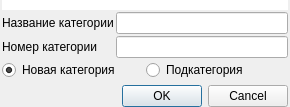
Old version of the form ui/templates ui/tree_table/add_tree_item.ui in the repository Meller008/kara.
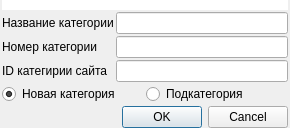
New version of the form.

Patch:
```diff
--- a/ui/templates ui/tree_table/add_tree_item.ui
+++ b/ui/templates ui/tree_table/add_tree_item.ui
@@ -7,7 +7,7 @@
     <x>0</x>
     <y>0</y>
     <width>290</width>
-    <height>107</height>
+    <height>128</height>
    </rect>
   </property>
   <property name="windowTitle">
@@ -29,41 +29,7 @@
    <property name="spacing">
     <number>2</number>
    </property>
-   <item row="3" column="0" colspan="2">
-    <layout class="QHBoxLayout" name="horizontalLayout">
-     <item>
-      <widget class="QRadioButton" name="rb_new">
-       <property name="text">
-        <string>Новая категория</string>
-       </property>
-       <property name="checked">
-        <bool>true</bool>
-       </property>
-      </widget>
-     </item>
-     <item>
-      <widget class="QRadioButton" name="rb_old">
-       <property name="text">
-        <string>Подкатегория</string>
-       </property>
-      </widget>
-     </item>
-    </layout>
-   </item>
-   <item row="1" column="1">
-    <widget class="QLineEdit" name="le_name"/>
-   </item>
-   <item row="5" column="1">
-    <widget class="QDialogButtonBox" name="buttonBox">
-     <property name="orientation">
-      <enum>Qt::Horizontal</enum>
-     </property>
-     <property name="standardButtons">
-      <set>QDialogButtonBox::Cancel|QDialogButtonBox::Ok</set>
-     </property>
-    </widget>
-   </item>
-   <item row="4" column="0">
+   <item row="5" column="0">
     <spacer name="verticalSpacer">
      <property name="orientation">
       <enum>Qt::Vertical</enum>
@@ -83,6 +49,54 @@
      </property>
     </widget>
    </item>
+   <item row="2" column="1">
+    <widget class="QLineEdit" name="le_position">
+     <property name="text">
+      <string/>
+     </property>
+    </widget>
+   </item>
+   <item row="2" column="0">
+    <widget class="QLabel" name="label">
+     <property name="text">
+      <string>Номер категории</string>
+     </property>
+    </widget>
+   </item>
+   <item row="1" column="1">
+    <widget class="QLineEdit" name="le_name"/>
+   </item>
+   <item row="6" column="1">
+    <widget class="QDialogButtonBox" name="buttonBox">
+     <property name="orientation">
+      <enum>Qt::Horizontal</enum>
+     </property>
+     <property name="standardButtons">
+      <set>QDialogButtonBox::Cancel|QDialogButtonBox::Ok</set>
+     </property>
+    </widget>
+   </item>
+   <item row="4" column="0" colspan="2">
+    <layout class="QHBoxLayout" name="horizontalLayout">
+     <item>
+      <widget class="QRadioButton" name="rb_new">
+       <property name="text">
+        <string>Новая категория</string>
+       </property>
+       <property name="checked">
+        <bool>true</bool>
+       </property>
+      </widget>
+     </item>
+     <item>
+      <widget class="QRadioButton" name="rb_old">
+       <property name="text">
+        <string>Подкатегория</string>
+       </property>
+      </widget>
+     </item>
+    </layout>
+   </item>
    <item row="0" column="0" colspan="2">
     <widget class="QWidget" name="widget" native="true">
      <property name="minimumSize">
@@ -96,19 +110,15 @@
      </property>
     </widget>
    </item>
-   <item row="2" column="0">
-    <widget class="QLabel" name="label">
+   <item row="3" column="0">
+    <widget class="QLabel" name="label_2">
      <property name="text">
-      <string>Номер категории</string>
+      <string>ID категирии сайта</string>
      </property>
     </widget>
    </item>
-   <item row="2" column="1">
-    <widget class="QLineEdit" name="le_position">
-     <property name="text">
-      <string/>
-     </property>
-    </widget>
+   <item row="3" column="1">
+    <widget class="QLineEdit" name="le_site_id"/>
    </item>
   </layout>
  </widget>
```
